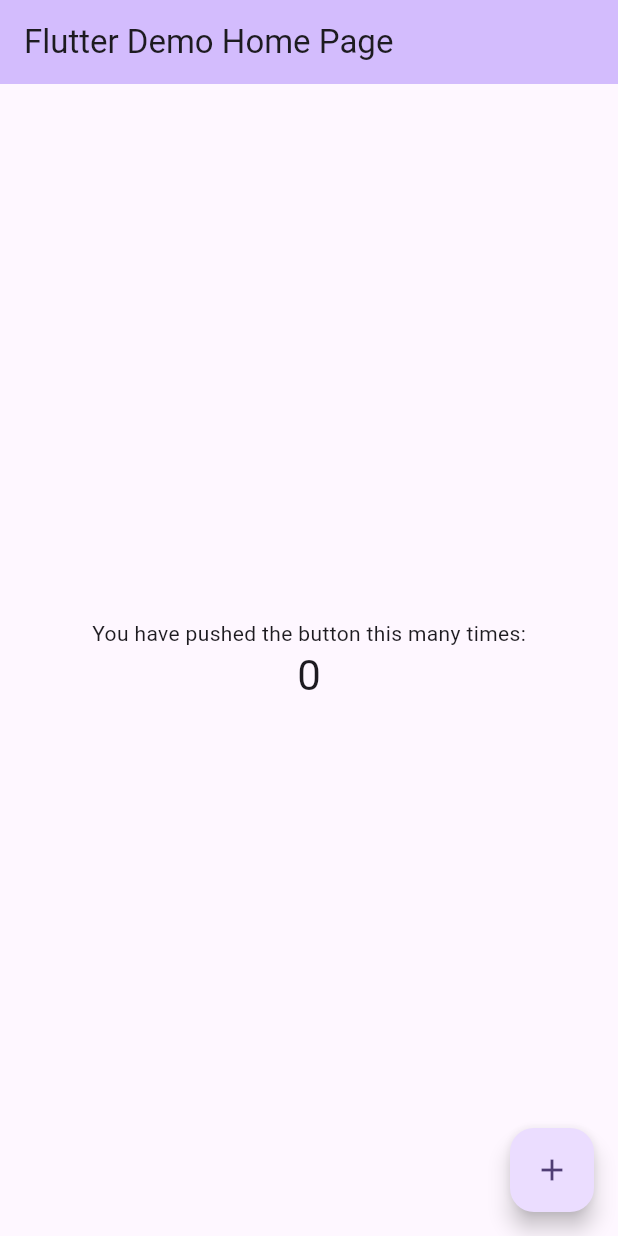
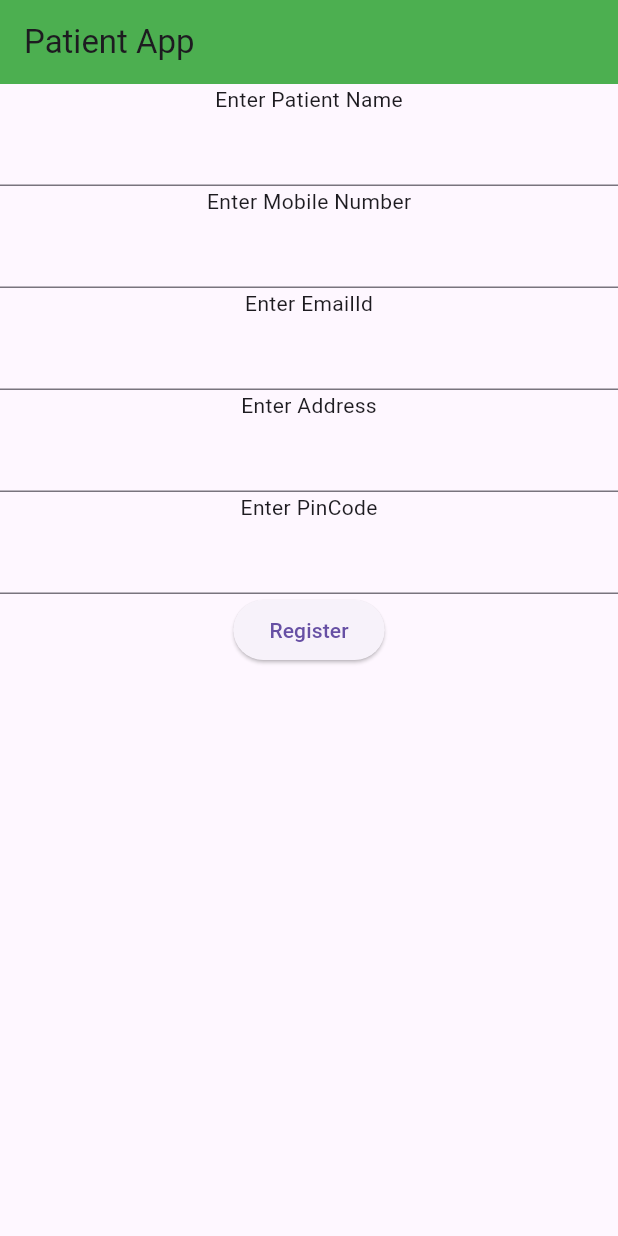
Before and after one commit to sona306/Flutter-patientapp, a Flutter app: the screen it shows after launch, on a phone screen of 412 x 824 dp. Run offline on Flutter 3.47's test engine with Material 3 defaults, Android fonts, the phone set to English and light mode, and no system bars.

Commit message:
login comp

```diff
--- a/lib/main.dart
+++ b/lib/main.dart
@@ -1,125 +1,42 @@
+import 'package:flutter/cupertino.dart';
 import 'package:flutter/material.dart';
 
-void main() {
-  runApp(const MyApp());
+void main()
+{
+  runApp(Patient());
 }
 
-class MyApp extends StatelessWidget {
-  const MyApp({super.key});
+class Patient extends StatelessWidget {
+  const Patient({super.key});
 
-  // This widget is the root of your application.
   @override
   Widget build(BuildContext context) {
     return MaterialApp(
-      title: 'Flutter Demo',
-      theme: ThemeData(
-        // This is the theme of your application.
-        //
-        // TRY THIS: Try running your application with "flutter run". You'll see
-        // the application has a purple toolbar. Then, without quitting the app,
-        // try changing the seedColor in the colorScheme below to Colors.green
-        // and then invoke "hot reload" (save your changes or press the "hot
-        // reload" button in a Flutter-supported IDE, or press "r" if you used
-        // the command line to start the app).
-        //
-        // Notice that the counter didn't reset back to zero; the application
-        // state is not lost during the reload. To reset the state, use hot
-        // restart instead.
-        //
-        // This works for code too, not just values: Most code changes can be
-        // tested with just a hot reload.
-        colorScheme: ColorScheme.fromSeed(seedColor: Colors.deepPurple),
-        useMaterial3: true,
+      home: Scaffold(
+        appBar: AppBar(
+          title: Text("Patient App"),
+          backgroundColor: Colors.green,
+        ),
+        body: Container(
+          child: Column(
+            children: [
+              Text("Enter Patient Name"),
+              TextField(),
+              Text("Enter Mobile Number"),
+              TextField(),
+              Text("Enter EmailId"),
+              TextField(),
+              Text("Enter Address"),
+              TextField(),
+              Text("Enter PinCode"),
+              TextField(),
+              ElevatedButton(onPressed: (){
+
+              }, child: Text("Register"))
+            ],
+          ),
+        ),
       ),
-      home: const MyHomePage(title: 'Flutter Demo Home Page'),
     );
   }
 }
-
-class MyHomePage extends StatefulWidget {
-  const MyHomePage({super.key, required this.title});
-
-  // This widget is the home page of your application. It is stateful, meaning
-  // that it has a State object (defined below) that contains fields that affect
-  // how it looks.
-
-  // This class is the configuration for the state. It holds the values (in this
-  // case the title) provided by the parent (in this case the App widget) and
-  // used by the build method of the State. Fields in a Widget subclass are
-  // always marked "final".
-
-  final String title;
-
-  @override
-  State<MyHomePage> createState() => _MyHomePageState();
-}
-
-class _MyHomePageState extends State<MyHomePage> {
-  int _counter = 0;
-
-  void _incrementCounter() {
-    setState(() {
-      // This call to setState tells the Flutter framework that something has
-      // changed in this State, which causes it to rerun the build method below
-      // so that the display can reflect the updated values. If we changed
-      // _counter without calling setState(), then the build method would not be
-      // called again, and so nothing would appear to happen.
-      _counter++;
-    });
-  }
-
-  @override
-  Widget build(BuildContext context) {
-    // This method is rerun every time setState is called, for instance as done
-    // by the _incrementCounter method above.
-    //
-    // The Flutter framework has been optimized to make rerunning build methods
-    // fast, so that you can just rebuild anything that needs updating rather
-    // than having to individually change instances of widgets.
-    return Scaffold(
-      appBar: AppBar(
-        // TRY THIS: Try changing the color here to a specific color (to
-        // Colors.amber, perhaps?) and trigger a hot reload to see the AppBar
-        // change color while the other colors stay the same.
-        backgroundColor: Theme.of(context).colorScheme.inversePrimary,
-        // Here we take the value from the MyHomePage object that was created by
-        // the App.build method, and use it to set our appbar title.
-        title: Text(widget.title),
-      ),
-      body: Center(
-        // Center is a layout widget. It takes a single child and positions it
-        // in the middle of the parent.
-        child: Column(
-          // Column is also a layout widget. It takes a list of children and
-          // arranges them vertically. By default, it sizes itself to fit its
-          // children horizontally, and tries to be as tall as its parent.
-          //
-          // Column has various properties to control how it sizes itself and
-          // how it positions its children. Here we use mainAxisAlignment to
-          // center the children vertically; the main axis here is the vertical
-          // axis because Columns are vertical (the cross axis would be
-          // horizontal).
-          //
-          // TRY THIS: Invoke "debug painting" (choose the "Toggle Debug Paint"
-          // action in the IDE, or press "p" in the console), to see the
-          // wireframe for each widget.
-          mainAxisAlignment: MainAxisAlignment.center,
-          children: <Widget>[
-            const Text(
-              'You have pushed the button this many times:',
-            ),
-            Text(
-              '$_counter',
-              style: Theme.of(context).textTheme.headlineMedium,
-            ),
-          ],
-        ),
-      ),
-      floatingActionButton: FloatingActionButton(
-        onPressed: _incrementCounter,
-        tooltip: 'Increment',
-        child: const Icon(Icons.add),
-      ), // This trailing comma makes auto-formatting nicer for build methods.
-    );
-  }
-}
```
